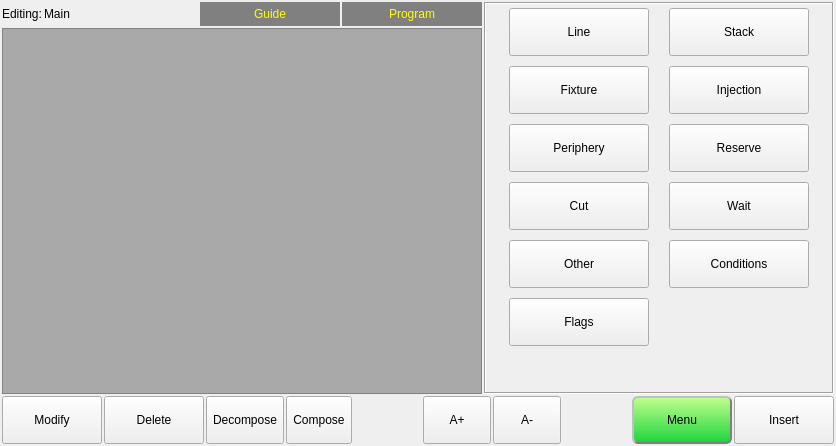
Before: the Qt Designer form hcinstruction/ichcinstructionpageframe.ui in GaussCheng/2-5AxisPunch, drawn with Qt 5.
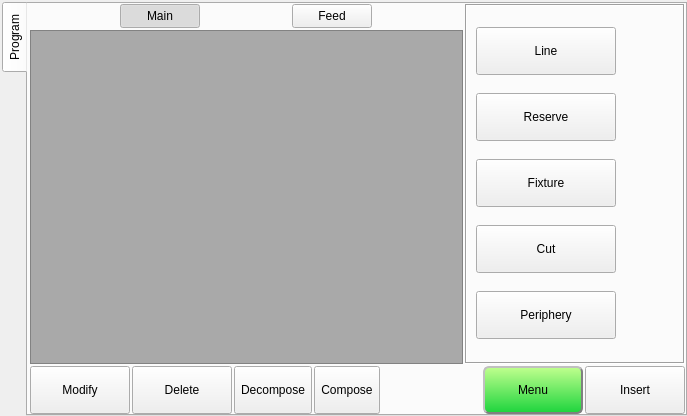
After: the same form once the commit is applied. Icons and pictures are not drawn.

Patch:
```diff
--- a/hcinstruction/ichcinstructionpageframe.ui
+++ b/hcinstruction/ichcinstructionpageframe.ui
@@ -6,8 +6,8 @@
    <rect>
     <x>0</x>
     <y>0</y>
-    <width>836</width>
-    <height>446</height>
+    <width>687</width>
+    <height>416</height>
    </rect>
   </property>
   <property name="windowTitle">
@@ -27,6 +27,34 @@
   <property name="frameShadow">
    <enum>QFrame::Plain</enum>
   </property>
+  <layout class="QVBoxLayout" name="verticalLayout_4">
+   <property name="spacing">
+    <number>2</number>
+   </property>
+   <property name="leftMargin">
+    <number>2</number>
+   </property>
+   <property name="topMargin">
+    <number>2</number>
+   </property>
+   <property name="rightMargin">
+    <number>0</number>
+   </property>
+   <property name="bottomMargin">
+    <number>0</number>
+   </property>
+   <item>
+    <widget class="QTabWidget" name="tabWidget">
+     <property name="tabPosition">
+      <enum>QTabWidget::West</enum>
+     </property>
+     <property name="currentIndex">
+      <number>0</number>
+     </property>
+     <widget class="QWidget" name="tab_3">
+      <attribute name="title">
+       <string>Program</string>
+      </attribute>
   <layout class="QVBoxLayout" name="verticalLayout_2">
    <property name="spacing">
     <number>2</number>
@@ -35,16 +63,19 @@
     <number>2</number>
    </property>
    <property name="topMargin">
-    <number>2</number>
+        <number>0</number>
    </property>
    <property name="rightMargin">
-    <number>2</number>
+        <number>0</number>
    </property>
    <property name="bottomMargin">
-    <number>2</number>
+        <number>0</number>
    </property>
    <item>
     <layout class="QHBoxLayout" name="horizontalLayout_3">
+         <property name="spacing">
+          <number>2</number>
+         </property>
      <item>
       <layout class="QVBoxLayout" name="verticalLayout">
        <property name="spacing">
@@ -53,120 +84,48 @@
        <item>
         <layout class="QHBoxLayout" name="horizontalLayout_2">
          <item>
-          <widget class="QLabel" name="programLabel_2">
-           <property name="text">
-            <string>Editing:</string>
-           </property>
-          </widget>
-         </item>
-         <item>
-          <widget class="QLabel" name="programLabel">
+              <widget class="QPushButton" name="mainButton">
+               <property name="minimumSize">
+                <size>
+                 <width>0</width>
+                 <height>24</height>
+                </size>
+               </property>
+               <property name="maximumSize">
+                <size>
+                 <width>80</width>
+                 <height>16777215</height>
+                </size>
+               </property>
            <property name="text">
             <string>Main</string>
            </property>
-          </widget>
-         </item>
-         <item>
-          <spacer name="horizontalSpacer_2">
-           <property name="orientation">
-            <enum>Qt::Horizontal</enum>
-           </property>
-           <property name="sizeHint" stdset="0">
-            <size>
-             <width>40</width>
-             <height>20</height>
-            </size>
-           </property>
-          </spacer>
-         </item>
-         <item>
-          <widget class="QPushButton" name="guideButton">
-           <property name="sizePolicy">
-            <sizepolicy hsizetype="Preferred" vsizetype="Preferred">
-             <horstretch>0</horstretch>
-             <verstretch>0</verstretch>
-            </sizepolicy>
-           </property>
-           <property name="minimumSize">
-            <size>
-             <width>140</width>
-             <height>24</height>
-            </size>
-           </property>
-           <property name="maximumSize">
-            <size>
-             <width>150</width>
-             <height>24</height>
-            </size>
-           </property>
-           <property name="styleSheet">
-            <string notr="true">background-color: gray;
-color:rgb(255, 255, 0);
-border-color: none;
-border-style: outset;
-border-width: 0px;
-border-radius: 0px;</string>
-           </property>
-           <property name="text">
-            <string>Guide</string>
-           </property>
-           <property name="icon">
-            <iconset resource="../resource.qrc">
-             <normaloff>:/resource/parameter.png</normaloff>:/resource/parameter.png</iconset>
-           </property>
-           <property name="iconSize">
-            <size>
-             <width>32</width>
-             <height>32</height>
-            </size>
-           </property>
-           <property name="flat">
+               <property name="checkable">
+                <bool>true</bool>
+               </property>
+               <property name="checked">
             <bool>true</bool>
            </property>
           </widget>
          </item>
          <item>
-          <widget class="QPushButton" name="programButton">
-           <property name="sizePolicy">
-            <sizepolicy hsizetype="Preferred" vsizetype="Preferred">
-             <horstretch>0</horstretch>
-             <verstretch>0</verstretch>
-            </sizepolicy>
-           </property>
+              <widget class="QPushButton" name="feedButton">
            <property name="minimumSize">
             <size>
-             <width>140</width>
+                 <width>0</width>
              <height>24</height>
             </size>
            </property>
            <property name="maximumSize">
             <size>
-             <width>140</width>
-             <height>24</height>
-            </size>
-           </property>
-           <property name="styleSheet">
-            <string notr="true">background-color: gray;
-color:rgb(255, 255, 0);
-border-color: none;
-border-style: outset;
-border-width: 0px;
-border-radius: 0px;</string>
-           </property>
+                 <width>80</width>
+                 <height>16777215</height>
+                </size>
+               </property>
            <property name="text">
-            <string>Program</string>
-           </property>
-           <property name="icon">
-            <iconset resource="../resource.qrc">
-             <normaloff>:/resource/editor.png</normaloff>:/resource/editor.png</iconset>
-           </property>
-           <property name="iconSize">
-            <size>
-             <width>32</width>
-             <height>32</height>
-            </size>
-           </property>
-           <property name="flat">
+                <string>Feed</string>
+               </property>
+               <property name="checkable">
             <bool>true</bool>
            </property>
           </widget>
@@ -175,12 +134,6 @@
        </item>
        <item>
         <widget class="QListWidget" name="moldContentListWidget">
-         <property name="minimumSize">
-          <size>
-           <width>300</width>
-           <height>0</height>
-          </size>
-         </property>
          <property name="styleSheet">
           <string notr="true">QListView{
 background-color: darkgray;
@@ -220,20 +173,20 @@
      <item>
       <widget class="QStackedWidget" name="settingStackedWidget">
        <property name="sizePolicy">
-        <sizepolicy hsizetype="Preferred" vsizetype="Expanding">
+            <sizepolicy hsizetype="Fixed" vsizetype="Preferred">
          <horstretch>0</horstretch>
          <verstretch>0</verstretch>
         </sizepolicy>
        </property>
        <property name="minimumSize">
         <size>
-         <width>350</width>
+             <width>220</width>
          <height>0</height>
         </size>
        </property>
        <property name="maximumSize">
         <size>
-         <width>350</width>
+             <width>220</width>
          <height>16777215</height>
         </size>
        </property>
@@ -247,26 +200,8 @@
         <number>0</number>
        </property>
        <widget class="QWidget" name="actionSelectPage">
-        <layout class="QFormLayout" name="formLayout">
-         <property name="fieldGrowthPolicy">
-          <enum>QFormLayout::AllNonFixedFieldsGrow</enum>
-         </property>
-         <property name="horizontalSpacing">
-          <number>20</number>
-         </property>
-         <property name="verticalSpacing">
-          <number>10</number>
-         </property>
-         <property name="leftMargin">
-          <number>23</number>
-         </property>
-         <property name="topMargin">
-          <number>4</number>
-         </property>
-         <property name="bottomMargin">
-          <number>4</number>
-         </property>
-         <item row="1" column="0">
+            <layout class="QVBoxLayout" name="verticalLayout_3">
+             <item>
           <widget class="QToolButton" name="lineButton">
            <property name="sizePolicy">
             <sizepolicy hsizetype="Preferred" vsizetype="Preferred">
@@ -304,121 +239,7 @@
            </property>
           </widget>
          </item>
-         <item row="2" column="0">
-          <widget class="QToolButton" name="fixtureButton">
-           <property name="sizePolicy">
-            <sizepolicy hsizetype="Preferred" vsizetype="Preferred">
-             <horstretch>0</horstretch>
-             <verstretch>0</verstretch>
-            </sizepolicy>
-           </property>
-           <property name="minimumSize">
-            <size>
-             <width>140</width>
-             <height>48</height>
-            </size>
-           </property>
-           <property name="maximumSize">
-            <size>
-             <width>140</width>
-             <height>48</height>
-            </size>
-           </property>
-           <property name="text">
-            <string>Fixture</string>
-           </property>
-           <property name="icon">
-            <iconset resource="../resource.qrc">
-             <normaloff>:/resource/fixture(32).png</normaloff>:/resource/fixture(32).png</iconset>
-           </property>
-           <property name="iconSize">
-            <size>
-             <width>32</width>
-             <height>32</height>
-            </size>
-           </property>
-           <property name="toolButtonStyle">
-            <enum>Qt::ToolButtonTextBesideIcon</enum>
-           </property>
-          </widget>
-         </item>
-         <item row="2" column="1">
-          <widget class="QToolButton" name="injectionButton">
-           <property name="sizePolicy">
-            <sizepolicy hsizetype="Preferred" vsizetype="Preferred">
-             <horstretch>0</horstretch>
-             <verstretch>0</verstretch>
-            </sizepolicy>
-           </property>
-           <property name="minimumSize">
-            <size>
-             <width>140</width>
-             <height>48</height>
-            </size>
-           </property>
-           <property name="maximumSize">
-            <size>
-             <width>140</width>
-             <height>48</height>
-            </size>
-           </property>
-           <property name="text">
-            <string>Injection</string>
-           </property>
-           <property name="icon">
-            <iconset resource="../resource.qrc">
-             <normaloff>:/resource/forming-machine(32).png</normaloff>:/resource/forming-machine(32).png</iconset>
-           </property>
-           <property name="iconSize">
-            <size>
-             <width>32</width>
-             <height>32</height>
-            </size>
-           </property>
-           <property name="toolButtonStyle">
-            <enum>Qt::ToolButtonTextBesideIcon</enum>
-           </property>
-          </widget>
-         </item>
-         <item row="4" column="1">
-          <widget class="QToolButton" name="waitToolButton">
-           <property name="sizePolicy">
-            <sizepolicy hsizetype="Preferred" vsizetype="Preferred">
-             <horstretch>0</horstretch>
-             <verstretch>0</verstretch>
-            </sizepolicy>
-           </property>
-           <property name="minimumSize">
-            <size>
-             <width>140</width>
-             <height>48</height>
-            </size>
-           </property>
-           <property name="maximumSize">
-            <size>
-             <width>140</width>
-             <height>48</height>
-            </size>
-           </property>
-           <property name="text">
-            <string>Wait</string>
-           </property>
-           <property name="icon">
-            <iconset resource="../resource.qrc">
-             <normaloff>:/resource/wait(32).png</normaloff>:/resource/wait(32).png</iconset>
-           </property>
-           <property name="iconSize">
-            <size>
-             <width>32</width>
-             <height>32</height>
-            </size>
-           </property>
-           <property name="toolButtonStyle">
-            <enum>Qt::ToolButtonTextBesideIcon</enum>
-           </property>
-          </widget>
-         </item>
-         <item row="3" column="1">
+             <item>
           <widget class="QToolButton" name="pneumaticButton">
            <property name="sizePolicy">
             <sizepolicy hsizetype="Preferred" vsizetype="Preferred">
@@ -456,8 +277,8 @@
            </property>
           </widget>
          </item>
-         <item row="3" column="0">
-          <widget class="QToolButton" name="peripheryButton">
+             <item>
+              <widget class="QToolButton" name="fixtureButton">
            <property name="sizePolicy">
             <sizepolicy hsizetype="Preferred" vsizetype="Preferred">
              <horstretch>0</horstretch>
@@ -477,7 +298,7 @@
             </size>
            </property>
            <property name="text">
-            <string>Periphery</string>
+                <string>Fixture</string>
            </property>
            <property name="icon">
             <iconset resource="../resource.qrc">
@@ -494,45 +315,7 @@
            </property>
           </widget>
          </item>
-         <item row="1" column="1">
-          <widget class="QToolButton" name="stackButton">
-           <property name="sizePolicy">
-            <sizepolicy hsizetype="Preferred" vsizetype="Preferred">
-             <horstretch>0</horstretch>
-             <verstretch>0</verstretch>
-            </sizepolicy>
-           </property>
-           <property name="minimumSize">
-            <size>
-             <width>140</width>
-             <height>48</height>
-            </size>
-           </property>
-           <property name="maximumSize">
-            <size>
-             <width>140</width>
-             <height>48</height>
-            </size>
-           </property>
-           <property name="text">
-            <string>Stack</string>
-           </property>
-           <property name="icon">
-            <iconset resource="../resource.qrc">
-             <normaloff>:/resource/macro(32).png</normaloff>:/resource/macro(32).png</iconset>
-           </property>
-           <property name="iconSize">
-            <size>
-             <width>32</width>
-             <height>32</height>
-            </size>
-           </property>
-           <property name="toolButtonStyle">
-            <enum>Qt::ToolButtonTextBesideIcon</enum>
-           </property>
-          </widget>
-         </item>
-         <item row="4" column="0">
+             <item>
           <widget class="QToolButton" name="cutButton">
            <property name="sizePolicy">
             <sizepolicy hsizetype="Preferred" vsizetype="Preferred">
@@ -570,8 +353,8 @@
            </property>
           </widget>
          </item>
-         <item row="6" column="0">
-          <widget class="QToolButton" name="flagsButton">
+             <item>
+              <widget class="QToolButton" name="peripheryButton">
            <property name="sizePolicy">
             <sizepolicy hsizetype="Preferred" vsizetype="Preferred">
              <horstretch>0</horstretch>
@@ -591,87 +374,11 @@
             </size>
            </property>
            <property name="text">
-            <string>Flags</string>
+                <string>Periphery</string>
            </property>
            <property name="icon">
             <iconset resource="../resource.qrc">
-             <normaloff>:/resource/macro(32).png</normaloff>:/resource/macro(32).png</iconset>
-           </property>
-           <property name="iconSize">
-            <size>
-             <width>32</width>
-             <height>32</height>
-            </size>
-           </property>
-           <property name="toolButtonStyle">
-            <enum>Qt::ToolButtonTextBesideIcon</enum>
-           </property>
-          </widget>
-         </item>
-         <item row="5" column="0">
-          <widget class="QToolButton" name="otherButton">
-           <property name="sizePolicy">
-            <sizepolicy hsizetype="Preferred" vsizetype="Preferred">
-             <horstretch>0</horstretch>
-             <verstretch>0</verstretch>
-            </sizepolicy>
-           </property>
-           <property name="minimumSize">
-            <size>
-             <width>140</width>
-             <height>48</height>
-            </size>
-           </property>
-           <property name="maximumSize">
-            <size>
-             <width>140</width>
-             <height>48</height>
-            </size>
-           </property>
-           <property name="text">
-            <string>Other</string>
-           </property>
-           <property name="icon">
-            <iconset resource="../resource.qrc">
-             <normaloff>:/resource/settings.png</normaloff>:/resource/settings.png</iconset>
-           </property>
-           <property name="iconSize">
-            <size>
-             <width>32</width>
-             <height>32</height>
-            </size>
-           </property>
-           <property name="toolButtonStyle">
-            <enum>Qt::ToolButtonTextBesideIcon</enum>
-           </property>
-          </widget>
-         </item>
-         <item row="5" column="1">
-          <widget class="QToolButton" name="conditionsToolButton">
-           <property name="sizePolicy">
-            <sizepolicy hsizetype="Preferred" vsizetype="Preferred">
-             <horstretch>0</horstretch>
-             <verstretch>0</verstretch>
-            </sizepolicy>
-           </property>
-           <property name="minimumSize">
-            <size>
-             <width>140</width>
-             <height>48</height>
-            </size>
-           </property>
-           <property name="maximumSize">
-            <size>
-             <width>140</width>
-             <height>48</height>
-            </size>
-           </property>
-           <property name="text">
-            <string>Conditions</string>
-           </property>
-           <property name="icon">
-            <iconset resource="../resource.qrc">
-             <normaloff>:/resource/jump(32).png</normaloff>:/resource/jump(32).png</iconset>
+                 <normaloff>:/resource/Conveyor_Belt(32).png</normaloff>:/resource/Conveyor_Belt(32).png</iconset>
            </property>
            <property name="iconSize">
             <size>
@@ -850,93 +557,6 @@
        </property>
       </widget>
      </item>
-     <item>
-      <spacer name="horizontalSpacer">
-       <property name="orientation">
-        <enum>Qt::Horizontal</enum>
-       </property>
-       <property name="sizeHint" stdset="0">
-        <size>
-         <width>40</width>
-         <height>20</height>
-        </size>
-       </property>
-      </spacer>
-     </item>
-     <item>
-      <widget class="QToolButton" name="aPlusBtn">
-       <property name="sizePolicy">
-        <sizepolicy hsizetype="Preferred" vsizetype="Preferred">
-         <horstretch>0</horstretch>
-         <verstretch>0</verstretch>
-        </sizepolicy>
-       </property>
-       <property name="minimumSize">
-        <size>
-         <width>68</width>
-         <height>48</height>
-        </size>
-       </property>
-       <property name="maximumSize">
-        <size>
-         <width>16777215</width>
-         <height>48</height>
-        </size>
-       </property>
-       <property name="text">
-        <string>A+</string>
-       </property>
-       <property name="iconSize">
-        <size>
-         <width>32</width>
-         <height>32</height>
-        </size>
-       </property>
-       <property name="toolButtonStyle">
-        <enum>Qt::ToolButtonTextBesideIcon</enum>
-       </property>
-       <property name="arrowType">
-        <enum>Qt::NoArrow</enum>
-       </property>
-      </widget>
-     </item>
-     <item>
-      <widget class="QToolButton" name="aMinusBtn">
-       <property name="sizePolicy">
-        <sizepolicy hsizetype="Preferred" vsizetype="Preferred">
-         <horstretch>0</horstretch>
-         <verstretch>0</verstretch>
-        </sizepolicy>
-       </property>
-       <property name="minimumSize">
-        <size>
-         <width>68</width>
-         <height>48</height>
-        </size>
-       </property>
-       <property name="maximumSize">
-        <size>
-         <width>16777215</width>
-         <height>48</height>
-        </size>
-       </property>
-       <property name="text">
-        <string>A-</string>
-       </property>
-       <property name="iconSize">
-        <size>
-         <width>32</width>
-         <height>32</height>
-        </size>
-       </property>
-       <property name="toolButtonStyle">
-        <enum>Qt::ToolButtonTextBesideIcon</enum>
-       </property>
-       <property name="arrowType">
-        <enum>Qt::NoArrow</enum>
-       </property>
-      </widget>
-     </item>
      <item>
       <spacer name="horizontalSpacer_5">
        <property name="orientation">
@@ -1031,6 +651,10 @@
    </item>
   </layout>
  </widget>
+    </widget>
+   </item>
+  </layout>
+ </widget>
  <resources>
   <include location="../resource.qrc"/>
  </resources>
```
Left out of the diff: 11 changed lines with no effect on the pictures. Lines whose indentation alone changed are shown as unchanged.
